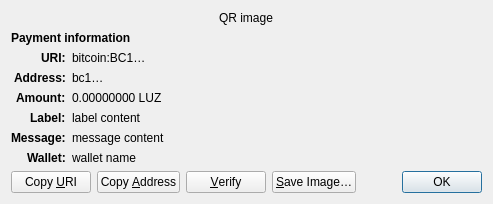
This is src/qt/forms/receiverequestdialog.ui in andaluzcoin/andaluzcoin as Qt 5 draws it before an edit. The edited form follows.
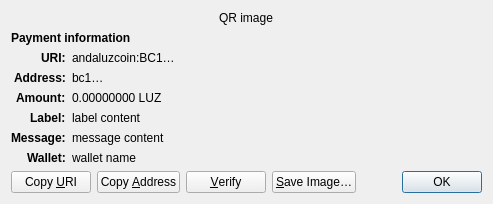
This is the edited form. Custom widgets are drawn as their Qt base class.

```diff
--- a/src/qt/forms/receiverequestdialog.ui
+++ b/src/qt/forms/receiverequestdialog.ui
@@ -65,7 +65,7 @@
    <item row="2" column="1" alignment="Qt::AlignTop">
     <widget class="QLabel" name="uri_content">
      <property name="text">
-      <string notr="true">bitcoin:BC1…</string>
+      <string notr="true">andaluzcoin:BC1…</string>
      </property>
      <property name="textFormat">
       <enum>Qt::RichText</enum>
```
